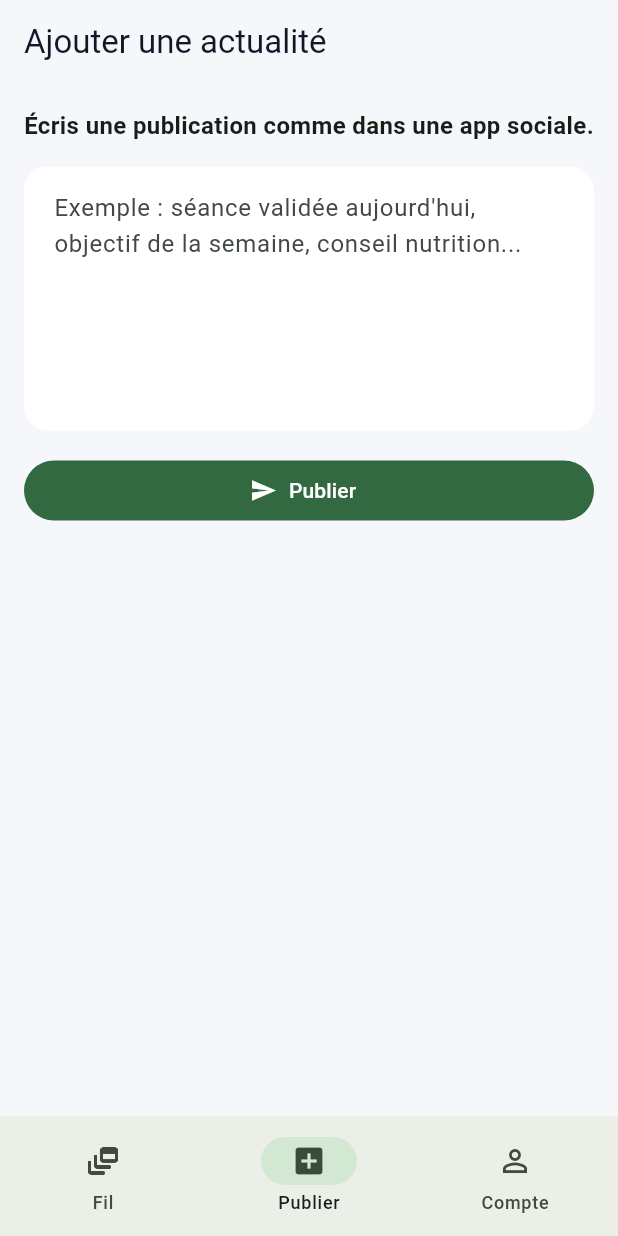
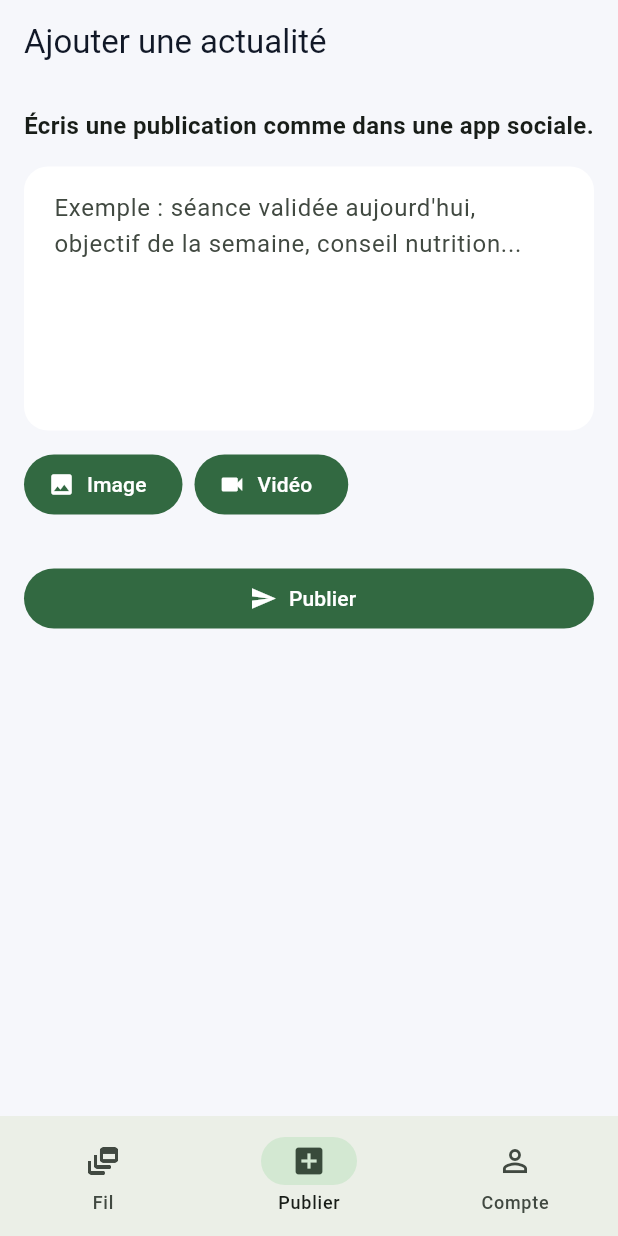
Before and after one commit to TEAM-MSPR-EPSI/health_ai_application, a Flutter app: the screen it shows after launch, item 2 of the bottom bar chosen, on a phone screen of 412 x 824 dp. Run offline on Flutter 3.47's test engine with Material 3 defaults, Android fonts, the phone set to English and light mode, and no system bars; our stand-ins replace image_picker, video_player; accounts and stored records are empty.

Commit message:
feat: add media

```diff
--- a/lib/models/post.dart
+++ b/lib/models/post.dart
@@ -4,6 +4,10 @@ class Post {
   final String authorHandle;
   final String content;
   final DateTime createdAt;
+  // Optional media attached to the post. Path is a local file path on device.
+  final String? mediaPath;
+  // 'image' or 'video'
+  final String? mediaType;
 
   Post({
     required this.id,
@@ -11,5 +15,7 @@ class Post {
     required this.authorHandle,
     required this.content,
     required this.createdAt,
+    this.mediaPath,
+    this.mediaType,
   });
 }
--- a/lib/pages/create_post_page.dart
+++ b/lib/pages/create_post_page.dart
@@ -1,4 +1,7 @@
+import 'dart:io';
+
 import 'package:flutter/material.dart';
+import 'package:image_picker/image_picker.dart';
 import 'package:health_ai_application/services/fake_social_repository.dart';
 
 class CreatePostPage extends StatefulWidget {
@@ -10,6 +13,9 @@ class CreatePostPage extends StatefulWidget {
 
 class _CreatePostPageState extends State<CreatePostPage> {
   final _controller = TextEditingController();
+  final ImagePicker _picker = ImagePicker();
+  XFile? _pickedMedia;
+  String? _pickedMediaType; // 'image' or 'video'
 
   @override
   void dispose() {
@@ -19,14 +25,46 @@ class _CreatePostPageState extends State<CreatePostPage> {
 
   void _submit() {
     final text = _controller.text.trim();
-    if (text.isEmpty) return;
+    if (text.isEmpty && _pickedMedia == null) {
+      // prevent empty post when no media attached
+      ScaffoldMessenger.of(context).showSnackBar(
+        const SnackBar(content: Text('Veuillez ajouter du texte ou une image/vidéo.')),
+      );
+      return;
+    }
 
-    FakeSocialRepository.instance.addPost(text);
+    FakeSocialRepository.instance.addPost(
+      text,
+      mediaPath: _pickedMedia?.path,
+      mediaType: _pickedMediaType,
+    );
     _controller.clear();
+    setState(() {
+      _pickedMedia = null;
+      _pickedMediaType = null;
+    });
 
     ScaffoldMessenger.of(context).showSnackBar(
       const SnackBar(content: Text('Actualité publiée avec succès.')),
     );
+  }
+
+  Future<void> _pickImage() async {
+    final file = await _picker.pickImage(source: ImageSource.gallery);
+    if (file == null) return;
+    setState(() {
+      _pickedMedia = file;
+      _pickedMediaType = 'image';
+    });
+  }
+
+  Future<void> _pickVideo() async {
+    final file = await _picker.pickVideo(source: ImageSource.gallery);
+    if (file == null) return;
+    setState(() {
+      _pickedMedia = file;
+      _pickedMediaType = 'video';
+    });
   }
 
   @override
@@ -51,6 +89,48 @@ class _CreatePostPageState extends State<CreatePostPage> {
                 hintText: 'Exemple : séance validée aujourd\'hui, objectif de la semaine, conseil nutrition...',
               ),
             ),
+            const SizedBox(height: 12),
+            // Media picker row
+            Row(
+              children: [
+                FilledButton.icon(
+                  onPressed: _pickImage,
+                  icon: const Icon(Icons.photo),
+                  label: const Text('Image'),
+                ),
+                const SizedBox(width: 8),
+                FilledButton.icon(
+                  onPressed: _pickVideo,
+                  icon: const Icon(Icons.videocam),
+                  label: const Text('Vidéo'),
+                ),
+                const SizedBox(width: 12),
+                if (_pickedMedia != null) Expanded(child: Text('Fichier: ${_pickedMedia!.name}')),
+              ],
+            ),
+            const SizedBox(height: 12),
+            if (_pickedMedia != null && _pickedMediaType == 'image')
+              SizedBox(
+                height: 200,
+                child: Image.file(File(_pickedMedia!.path), fit: BoxFit.cover),
+              ),
+            if (_pickedMedia != null && _pickedMediaType == 'video')
+              Container(
+                height: 140,
+                decoration: BoxDecoration(
+                  color: Colors.black12,
+                  borderRadius: BorderRadius.circular(8),
+                ),
+                alignment: Alignment.center,
+                child: Column(
+                  mainAxisAlignment: MainAxisAlignment.center,
+                  children: [
+                    const Icon(Icons.videocam, size: 36),
+                    const SizedBox(height: 6),
+                    Text('Vidéo sélectionnée : ${_pickedMedia!.name}'),
+                  ],
+                ),
+              ),
             const SizedBox(height: 16),
             FilledButton.icon(
               onPressed: _submit,
--- a/lib/services/fake_social_repository.dart
+++ b/lib/services/fake_social_repository.dart
@@ -31,7 +31,8 @@ class FakeSocialRepository {
   UserProfile get profile => _profile;
   List<Post> getPosts() => List.unmodifiable(_posts.reversed);
 
-  void addPost(String content) {
+  /// Add a post with optional media (local file path).
+  void addPost(String content, {String? mediaPath, String? mediaType}) {
     _posts.add(
       Post(
         id: DateTime.now().millisecondsSinceEpoch.toString(),
@@ -39,6 +40,8 @@ class FakeSocialRepository {
         authorHandle: _profile.username,
         content: content,
         createdAt: DateTime.now(),
+        mediaPath: mediaPath,
+        mediaType: mediaType,
       ),
     );
   }
--- a/pubspec.yaml
+++ b/pubspec.yaml
@@ -34,6 +34,9 @@ dependencies:
   # The following adds the Cupertino Icons font to your application.
   # Use with the CupertinoIcons class for iOS style icons.
   cupertino_icons: ^1.0.8
+  image_picker: ^0.8.7+5
+  video_player: ^2.5.0
+  get: ^4.7.3
 
 dev_dependencies:
   flutter_test:
```
Also changed, not shown: lib/widgets/post_card.dart (+75 -1 lines), pubspec.lock, 1 other file.
